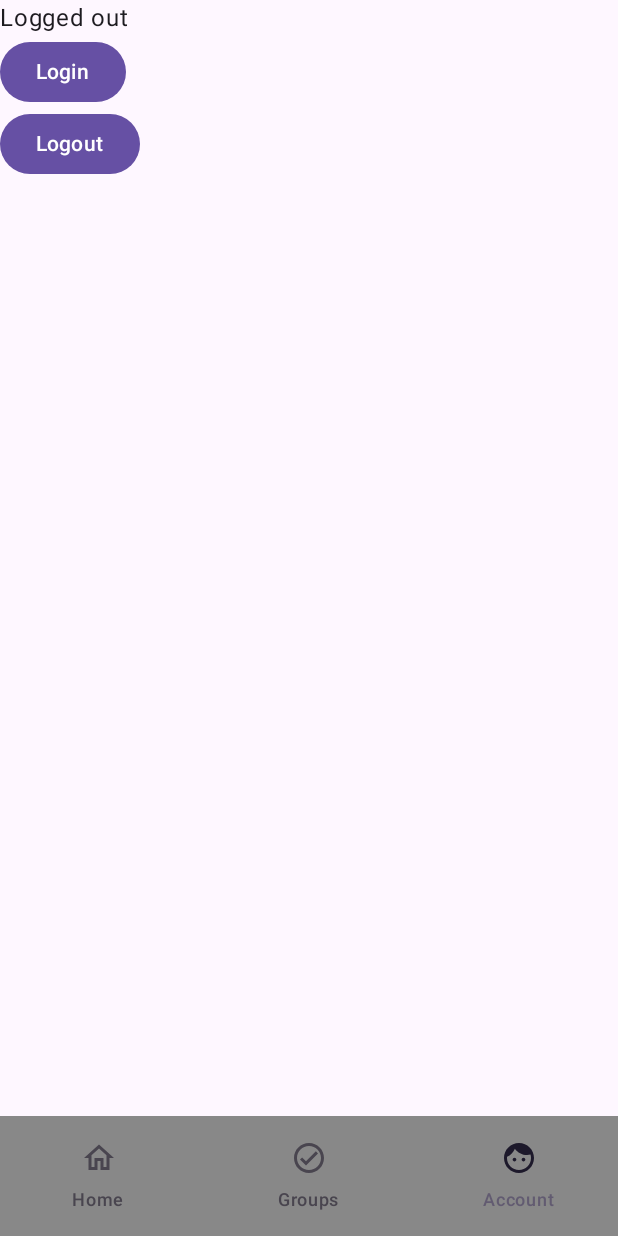
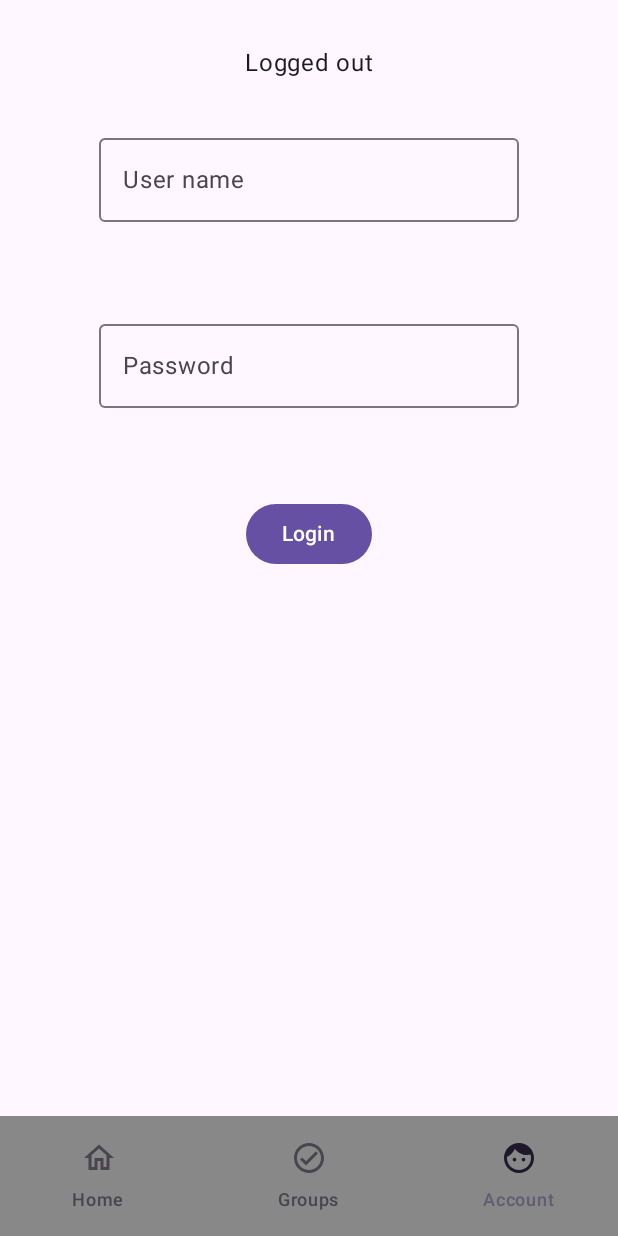
Before and after one commit to frmad/XPence-kotlin, an Android app built with Jetpack Compose: the screen it shows after launch (AppActivity), item 3 of the bottom bar chosen, on a phone screen of 412 x 824 dp. Run offline under Robolectric (Android 15) with nearby library versions, the phone set to English and light mode, and no system bars; libraries missing offline, so code that uses them is left out: com.russhwolf.settings; 1 statement that could not run was skipped.

Commit message:
Improved the acount screen

```diff
--- a/app/src/commonMain/kotlin/sdu/mobile/xpence/ui/screens/Account.kt
+++ b/app/src/commonMain/kotlin/sdu/mobile/xpence/ui/screens/Account.kt
@@ -1,9 +1,20 @@
 package sdu.mobile.xpence.ui.screens
 
 import androidx.compose.foundation.layout.Column
+import androidx.compose.foundation.layout.fillMaxSize
+import androidx.compose.foundation.layout.padding
 import androidx.compose.material3.Button
+import androidx.compose.material3.OutlinedTextField
 import androidx.compose.material3.Text
 import androidx.compose.runtime.Composable
+import androidx.compose.runtime.getValue
+import androidx.compose.runtime.mutableStateOf
+import androidx.compose.runtime.saveable.rememberSaveable
+import androidx.compose.runtime.setValue
+import androidx.compose.ui.Alignment
+import androidx.compose.ui.Modifier
+import androidx.compose.ui.text.input.PasswordVisualTransformation
+import androidx.compose.ui.unit.dp
 import sdu.mobile.xpence.ui.components.Greeting
 import sdu.mobile.xpence.ui.utils.AuthenticationProvider
 
@@ -12,20 +23,98 @@ fun Account(
     onLogin: (String, String) -> Unit,
     onLogout: () -> Unit
 ) {
-    Column {
+    Column(
+        modifier = Modifier
+            .padding(
+                start = 16.dp,
+                top = 30.dp,
+                end = 16.dp,
+                bottom = 30.dp
+            )
+            .fillMaxSize(),
+        horizontalAlignment = Alignment.CenterHorizontally
+    ) {
         Greeting(if (AuthenticationProvider.isLoggedIn()) "Logged in" else "Logged out")
+
+        if (!AuthenticationProvider.isLoggedIn()){
+            user_name_textField()
+            password_textField()
+
+
             Button(
                 onClick = {
                     onLogin("admin", "admin")
-            }
+                },
+                modifier = Modifier
+                    .padding(
+                        start = 16.dp,
+                        top = 30.dp,
+                        end = 16.dp,
+                        bottom = 30.dp
+                    )
             ) {
                 Text(text = "Login")
             }
+        }
 
+        if (AuthenticationProvider.isLoggedIn()) {
             Button(
-            onClick = onLogout
+                onClick = onLogout,
+                modifier = Modifier
+                    .padding(
+                        start = 16.dp,
+                        top = 30.dp,
+                        end = 16.dp,
+                        bottom = 30.dp
+                    )
             ) {
                 Text(text = "Logout")
             }
         }
     }
+}
+
+@Composable
+fun user_name_textField() {
+    var input by rememberSaveable { mutableStateOf("") }
+
+    OutlinedTextField(
+        value = input,
+        onValueChange = { newText ->
+            input = newText.trimStart { it == '0' }
+        },
+        label = { Text("User name") },
+        placeholder = { Text("User name") },
+        singleLine = true,
+        modifier = Modifier
+            .padding(
+                start = 16.dp,
+                top = 30.dp,
+                end = 16.dp,
+                bottom = 30.dp
+            )
+    )
+}
+
+@Composable
+fun password_textField() {
+    var input by rememberSaveable { mutableStateOf("") }
+
+    OutlinedTextField(
+        value = input,
+        onValueChange = { newText ->
+            input = newText.trimStart { it == '0' }
+        },
+        label = { Text("Password") },
+        placeholder = { Text("Password") },
+        visualTransformation = PasswordVisualTransformation(),
+        singleLine = true,
+        modifier = Modifier
+            .padding(
+                start = 16.dp,
+                top = 30.dp,
+                end = 16.dp,
+                bottom = 30.dp
+            )
+    )
+}
```
Lines whose indentation alone changed are shown as unchanged.
